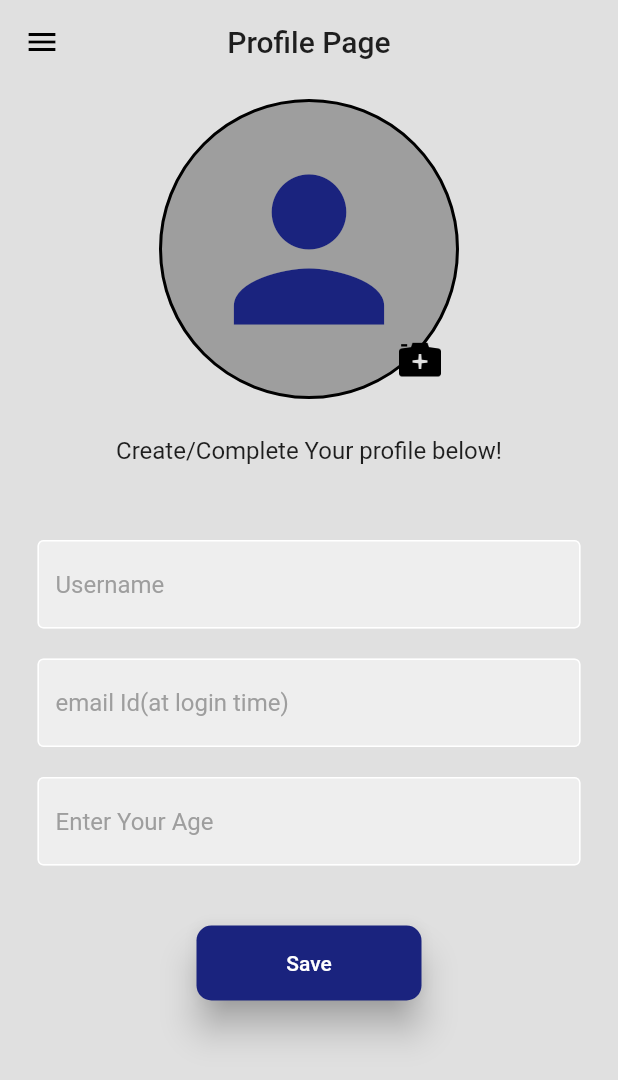
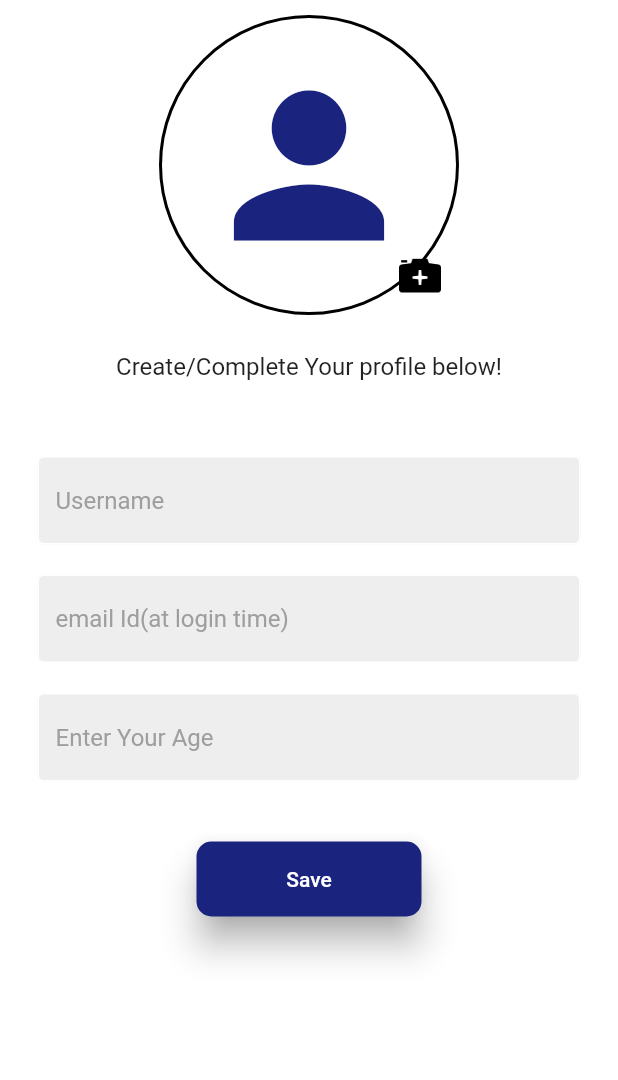
Before and after one commit to nishantnz/Fam-Fin-PLanning, a Flutter app: the ProfilePage screen opened by its route, on a phone screen of 412 x 824 dp. Shown: the top 1080 px of the screen. Run offline on Flutter 3.47's test engine with Material 2 defaults, Android fonts, the light colour scheme and no system bars; our stand-ins replace flutter_custom_clippers, google_fonts, image_picker, introduction_screen, lottie, percent_indicator and 1 more.

Commit message:
minor changes

```diff
--- a/lib/pages/navpages/profile.dart
+++ b/lib/pages/navpages/profile.dart
@@ -35,11 +35,11 @@ class _ProfilePageState extends State<ProfilePage> {
     return SafeArea(
       child: Scaffold(
         drawer: Drawer(),
-        appBar: AppBar(
-          flexibleSpace: Container(),
-          title: const Text("Profile Page"),
-        ),
-        backgroundColor: Colors.grey[300],
+        // appBar: AppBar(
+        //   flexibleSpace: Container(),
+        //   title: const Text("Profile Page"),
+        // ),
+        backgroundColor: Colors.white,
         body: SafeArea(
           child: SingleChildScrollView(
             child: Form(
@@ -59,7 +59,7 @@ class _ProfilePageState extends State<ProfilePage> {
                           height: 200,
                           width: 200,
                           decoration: BoxDecoration(
-                            color: Colors.grey,
+                            color: Colors.white54,
                             borderRadius: BorderRadius.circular(100),
                             border: Border.all(width: 2, color: Colors.black),
                           ),
--- a/lib/widgets/my_home_widgets.dart
+++ b/lib/widgets/my_home_widgets.dart
@@ -1,7 +1,9 @@
 import 'package:family_financial_planning/utils/colors.dart';
 import 'package:flutter/material.dart';
+import 'package:flutter/rendering.dart';
 import 'package:intl/intl.dart';
 import 'package:percent_indicator/circular_percent_indicator.dart';
+import 'package:flutter_custom_clippers/flutter_custom_clippers.dart';
 
 class MyHomeWidgets {
   static Container expenseCard() {
@@ -140,7 +142,6 @@ class MyHomeWidgets {
             // rectangle24Sy9 (105:78)
             left: 5,
             top: 30,
-            child: Align(
             child: SizedBox(
               width: 144,
               height: 40,
@@ -151,7 +152,6 @@ class MyHomeWidgets {
                     end: Alignment(0.771, 0.032),
                     colors: [Color(0xff130b74), Color(0xff442489)],
                     stops: [0, 1],
-                    ),
                   ),
                 ),
               ),
--- a/pubspec.yaml
+++ b/pubspec.yaml
@@ -42,6 +42,7 @@ dependencies:
   simple_gradient_text: ^1.2.4
   intl: ^0.18.0
   percent_indicator: ^4.2.3
+  flutter_custom_clippers: ^2.1.0
 
 dev_dependencies:
   flutter_test:
```
Also changed, not shown: pubspec.lock. Lines whose indentation alone changed are shown as unchanged.
